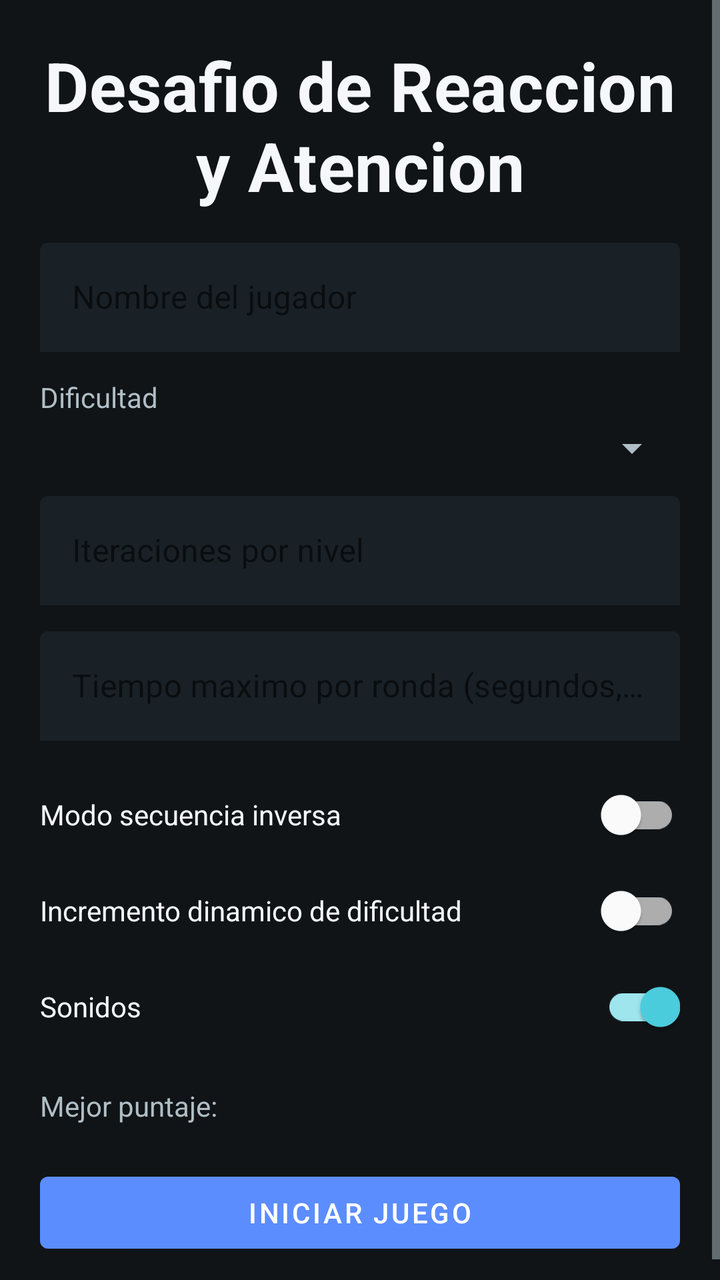
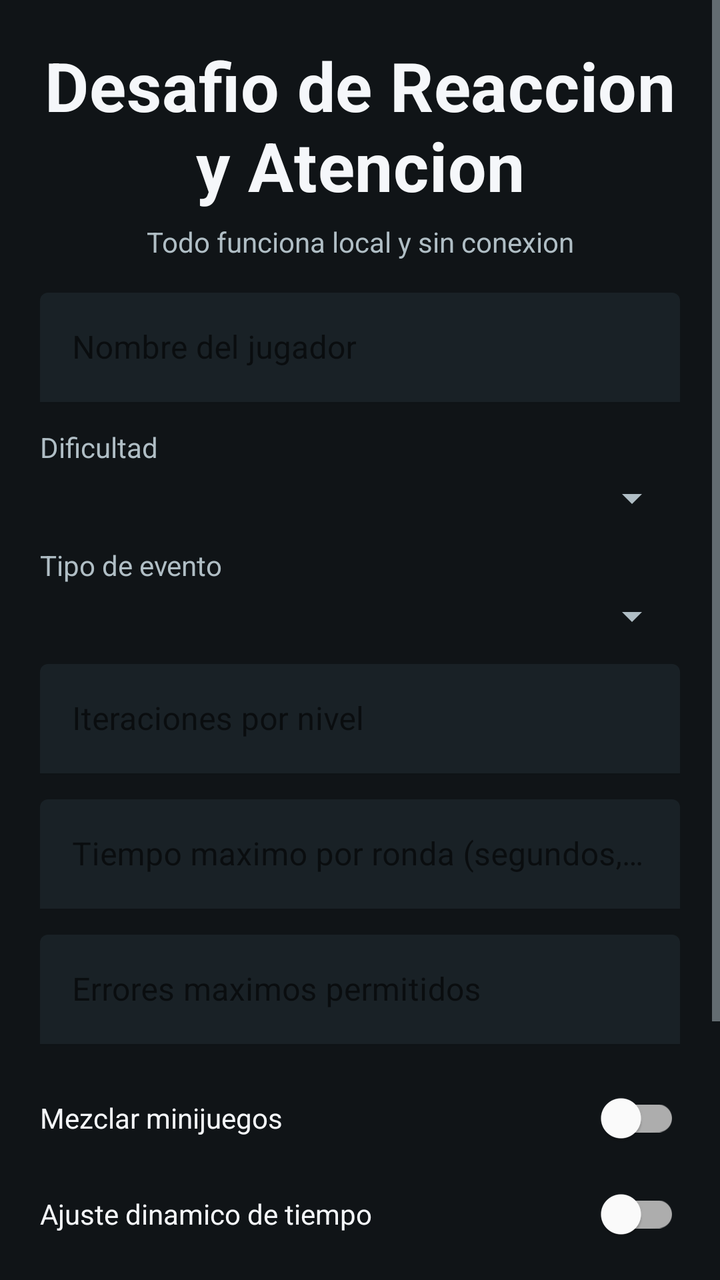

The first picture is an Android layout as it rendered before a commit; the second is the same layout after the commit. The layout source and the unified diff follow.
<!-- AndroidManifest.xml: application theme Theme.ReaccionAtencion -->
<!-- res/layout/activity_main.xml -->
<?xml version="1.0" encoding="utf-8"?>
<ScrollView xmlns:android="http://schemas.android.com/apk/res/android"
    xmlns:app="http://schemas.android.com/apk/res-auto"
    android:layout_width="match_parent"
    android:layout_height="match_parent"
    android:background="@color/bg_dark"
    android:fillViewport="true">

    <androidx.constraintlayout.widget.ConstraintLayout
        android:layout_width="match_parent"
        android:layout_height="wrap_content"
        android:padding="20dp">

        <TextView
            android:id="@+id/tvTitle"
            android:layout_width="0dp"
            android:layout_height="wrap_content"
            android:gravity="center"
            android:text="Desafio de Reaccion y Atencion"
            android:textAppearance="@style/TextAppearance.MaterialComponents.Headline4"
            android:textColor="@color/text_primary"
            android:textStyle="bold"
            app:layout_constraintEnd_toEndOf="parent"
            app:layout_constraintStart_toStartOf="parent"
            app:layout_constraintTop_toTopOf="parent" />

        <com.google.android.material.textfield.TextInputLayout
            android:id="@+id/tilPlayer"
            android:layout_width="0dp"
            android:layout_height="wrap_content"
            android:layout_marginTop="16dp"
            android:hint="Nombre del jugador"
            app:boxBackgroundColor="@color/bg_panel"
            app:hintTextColor="@color/text_secondary"
            app:layout_constraintEnd_toEndOf="parent"
            app:layout_constraintStart_toStartOf="parent"
            app:layout_constraintTop_toBottomOf="@id/tvTitle">

            <com.google.android.material.textfield.TextInputEditText
                android:id="@+id/etPlayerName"
                android:layout_width="match_parent"
                android:layout_height="wrap_content" />
        </com.google.android.material.textfield.TextInputLayout>

        <TextView
            android:id="@+id/tvDifficulty"
            android:layout_width="wrap_content"
            android:layout_height="wrap_content"
            android:layout_marginTop="12dp"
            android:text="Dificultad"
            android:textColor="@color/text_secondary"
            app:layout_constraintStart_toStartOf="parent"
            app:layout_constraintTop_toBottomOf="@id/tilPlayer" />

        <Spinner
            android:id="@+id/spinnerDifficulty"
            android:layout_width="0dp"
            android:layout_height="wrap_content"
            android:layout_marginTop="4dp"
            app:layout_constraintEnd_toEndOf="parent"
            app:layout_constraintStart_toStartOf="parent"
            app:layout_constraintTop_toBottomOf="@id/tvDifficulty" />

        <com.google.android.material.textfield.TextInputLayout
            android:id="@+id/tilIterations"
            android:layout_width="0dp"
            android:layout_height="wrap_content"
            android:layout_marginTop="12dp"
            android:hint="Iteraciones por nivel"
            app:boxBackgroundColor="@color/bg_panel"
            app:hintTextColor="@color/text_secondary"
            app:layout_constraintEnd_toEndOf="parent"
            app:layout_constraintStart_toStartOf="parent"
            app:layout_constraintTop_toBottomOf="@id/spinnerDifficulty">

            <com.google.android.material.textfield.TextInputEditText
                android:id="@+id/etIterations"
                android:layout_width="match_parent"
                android:layout_height="wrap_content"
                android:inputType="number" />
        </com.google.android.material.textfield.TextInputLayout>

        <com.google.android.material.textfield.TextInputLayout
            android:id="@+id/tilCustomTime"
            android:layout_width="0dp"
            android:layout_height="wrap_content"
            android:layout_marginTop="12dp"
            android:hint="Tiempo maximo por ronda (segundos, opcional)"
            app:boxBackgroundColor="@color/bg_panel"
            app:hintTextColor="@color/text_secondary"
            app:layout_constraintEnd_toEndOf="parent"
            app:layout_constraintStart_toStartOf="parent"
            app:layout_constraintTop_toBottomOf="@id/tilIterations">

            <com.google.android.material.textfield.TextInputEditText
                android:id="@+id/etCustomTime"
                android:layout_width="match_parent"
                android:layout_height="wrap_content"
                android:inputType="number" />
        </com.google.android.material.textfield.TextInputLayout>

        <com.google.android.material.switchmaterial.SwitchMaterial
            android:id="@+id/swInverseMode"
            android:layout_width="0dp"
            android:layout_height="wrap_content"
            android:layout_marginTop="12dp"
            android:text="Modo secuencia inversa"
            android:textColor="@color/text_primary"
            app:layout_constraintEnd_toEndOf="parent"
            app:layout_constraintStart_toStartOf="parent"
            app:layout_constraintTop_toBottomOf="@id/tilCustomTime" />

        <com.google.android.material.switchmaterial.SwitchMaterial
            android:id="@+id/swDynamicDifficulty"
            android:layout_width="0dp"
            android:layout_height="wrap_content"
            android:text="Incremento dinamico de dificultad"
            android:textColor="@color/text_primary"
            app:layout_constraintEnd_toEndOf="parent"
            app:layout_constraintStart_toStartOf="parent"
            app:layout_constraintTop_toBottomOf="@id/swInverseMode" />

        <com.google.android.material.switchmaterial.SwitchMaterial
            android:id="@+id/swSound"
            android:layout_width="0dp"
            android:layout_height="wrap_content"
            android:checked="true"
            android:text="Sonidos"
            android:textColor="@color/text_primary"
            app:layout_constraintEnd_toEndOf="parent"
            app:layout_constraintStart_toStartOf="parent"
            app:layout_constraintTop_toBottomOf="@id/swDynamicDifficulty" />

        <TextView
            android:id="@+id/tvBestScore"
            android:layout_width="0dp"
            android:layout_height="wrap_content"
            android:layout_marginTop="16dp"
            android:text="Mejor puntaje:"
            android:textColor="@color/text_secondary"
            app:layout_constraintEnd_toEndOf="parent"
            app:layout_constraintStart_toStartOf="parent"
            app:layout_constraintTop_toBottomOf="@id/swSound" />

        <com.google.android.material.button.MaterialButton
            android:id="@+id/btnStart"
            android:layout_width="0dp"
            android:layout_height="wrap_content"
            android:layout_marginTop="20dp"
            android:text="Iniciar juego"
            app:layout_constraintEnd_toEndOf="parent"
            app:layout_constraintStart_toStartOf="parent"
            app:layout_constraintTop_toBottomOf="@id/tvBestScore" />

    </androidx.constraintlayout.widget.ConstraintLayout>
</ScrollView>
<!-- resources referenced by this layout -->
<resources>
  <color name="bg_dark">#101417</color>
  <color name="bg_panel">#192126</color>
  <color name="text_primary">#F5F7FA</color>
  <color name="text_secondary">#B0BEC5</color>
  <style name="Theme.ReaccionAtencion" parent="Theme.MaterialComponents.DayNight.NoActionBar">
          <item name="colorPrimary">@color/accent_blue</item>
          <item name="colorPrimaryVariant">@color/bg_panel</item>
          <item name="colorOnPrimary">@color/white</item>
          <item name="colorSecondary">@color/accent_cyan</item>
          <item name="colorSecondaryVariant">@color/accent_blue</item>
          <item name="colorOnSecondary">@color/black</item>
          <item name="android:windowBackground">@color/bg_dark</item>
          <item name="android:textColorPrimary">@color/text_primary</item>
          <item name="android:textColorSecondary">@color/text_secondary</item>
          <item name="android:statusBarColor" tools:targetApi="l">@color/bg_dark</item>
      </style>
  <color name="accent_blue">#5C8DFF</color>
  <color name="white">#FFFFFFFF</color>
  <color name="accent_cyan">#4DD0E1</color>
  <color name="black">#FF000000</color>
</resources>

<!-- the commit's change to res/layout/activity_main.xml (unified diff, before → after) -->
@@ -24,6 +24,18 @@
             app:layout_constraintStart_toStartOf="parent"
             app:layout_constraintTop_toTopOf="parent" />
 
+        <TextView
+            android:id="@+id/tvOffline"
+            android:layout_width="0dp"
+            android:layout_height="wrap_content"
+            android:layout_marginTop="6dp"
+            android:gravity="center"
+            android:text="Todo funciona local y sin conexion"
+            android:textColor="@color/text_secondary"
+            app:layout_constraintEnd_toEndOf="parent"
+            app:layout_constraintStart_toStartOf="parent"
+            app:layout_constraintTop_toBottomOf="@id/tvTitle" />
+
         <com.google.android.material.textfield.TextInputLayout
             android:id="@+id/tilPlayer"
             android:layout_width="0dp"
@@ -34,7 +46,7 @@
             app:hintTextColor="@color/text_secondary"
             app:layout_constraintEnd_toEndOf="parent"
             app:layout_constraintStart_toStartOf="parent"
-            app:layout_constraintTop_toBottomOf="@id/tvTitle">
+            app:layout_constraintTop_toBottomOf="@id/tvOffline">
 
             <com.google.android.material.textfield.TextInputEditText
                 android:id="@+id/etPlayerName"
@@ -61,6 +73,25 @@
             app:layout_constraintStart_toStartOf="parent"
             app:layout_constraintTop_toBottomOf="@id/tvDifficulty" />
 
+        <TextView
+            android:id="@+id/tvEventProfile"
+            android:layout_width="wrap_content"
+            android:layout_height="wrap_content"
+            android:layout_marginTop="12dp"
+            android:text="Tipo de evento"
+            android:textColor="@color/text_secondary"
+            app:layout_constraintStart_toStartOf="parent"
+            app:layout_constraintTop_toBottomOf="@id/spinnerDifficulty" />
+
+        <Spinner
+            android:id="@+id/spinnerEventProfile"
+            android:layout_width="0dp"
+            android:layout_height="wrap_content"
+            android:layout_marginTop="4dp"
+            app:layout_constraintEnd_toEndOf="parent"
+            app:layout_constraintStart_toStartOf="parent"
+            app:layout_constraintTop_toBottomOf="@id/tvEventProfile" />
+
         <com.google.android.material.textfield.TextInputLayout
             android:id="@+id/tilIterations"
             android:layout_width="0dp"
@@ -71,7 +102,7 @@
             app:hintTextColor="@color/text_secondary"
             app:layout_constraintEnd_toEndOf="parent"
             app:layout_constraintStart_toStartOf="parent"
-            app:layout_constraintTop_toBottomOf="@id/spinnerDifficulty">
+            app:layout_constraintTop_toBottomOf="@id/spinnerEventProfile">
 
             <com.google.android.material.textfield.TextInputEditText
                 android:id="@+id/etIterations"
@@ -99,22 +130,41 @@
                 android:inputType="number" />
         </com.google.android.material.textfield.TextInputLayout>
 
+        <com.google.android.material.textfield.TextInputLayout
+            android:id="@+id/tilMaxErrors"
+            android:layout_width="0dp"
+            android:layout_height="wrap_content"
+            android:layout_marginTop="12dp"
+            android:hint="Errores maximos permitidos"
+            app:boxBackgroundColor="@color/bg_panel"
+            app:hintTextColor="@color/text_secondary"
+            app:layout_constraintEnd_toEndOf="parent"
+            app:layout_constraintStart_toStartOf="parent"
+            app:layout_constraintTop_toBottomOf="@id/tilCustomTime">
+
+            <com.google.android.material.textfield.TextInputEditText
+                android:id="@+id/etMaxErrors"
+                android:layout_width="match_parent"
+                android:layout_height="wrap_content"
+                android:inputType="number" />
+        </com.google.android.material.textfield.TextInputLayout>
+
         <com.google.android.material.switchmaterial.SwitchMaterial
             android:id="@+id/swInverseMode"
             android:layout_width="0dp"
             android:layout_height="wrap_content"
             android:layout_marginTop="12dp"
-            android:text="Modo secuencia inversa"
-            android:textColor="@color/text_primary"
-            app:layout_constraintEnd_toEndOf="parent"
-            app:layout_constraintStart_toStartOf="parent"
-            app:layout_constraintTop_toBottomOf="@id/tilCustomTime" />
+            android:text="Mezclar minijuegos"
+            android:textColor="@color/text_primary"
+            app:layout_constraintEnd_toEndOf="parent"
+            app:layout_constraintStart_toStartOf="parent"
+            app:layout_constraintTop_toBottomOf="@id/tilMaxErrors" />
 
         <com.google.android.material.switchmaterial.SwitchMaterial
             android:id="@+id/swDynamicDifficulty"
             android:layout_width="0dp"
             android:layout_height="wrap_content"
-            android:text="Incremento dinamico de dificultad"
+            android:text="Ajuste dinamico de tiempo"
             android:textColor="@color/text_primary"
             app:layout_constraintEnd_toEndOf="parent"
             app:layout_constraintStart_toStartOf="parent"
